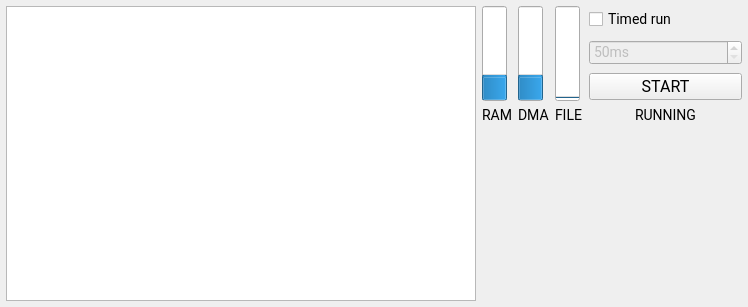
Before: the Qt Designer form PrimaryControls.ui in sevenreek/qtadqscope, drawn with Qt 5.
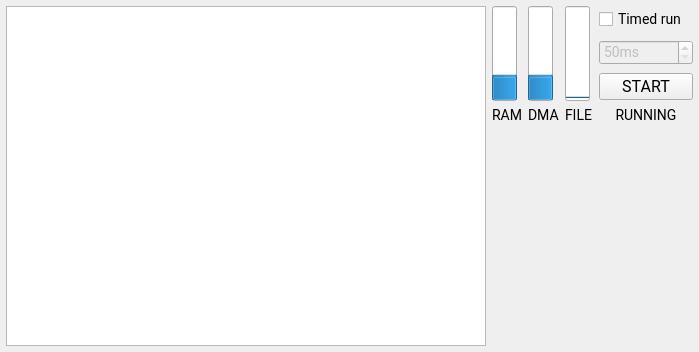
After: the same form once the commit is applied.

```diff
--- a/PrimaryControls.ui
+++ b/PrimaryControls.ui
@@ -6,8 +6,8 @@
    <rect>
     <x>0</x>
     <y>0</y>
-    <width>748</width>
-    <height>307</height>
+    <width>699</width>
+    <height>352</height>
    </rect>
   </property>
   <property name="font">
@@ -22,7 +22,7 @@
   <property name="styleSheet">
    <string notr="true">font-family: Roboto; font-size: 14px;</string>
   </property>
-  <layout class="QGridLayout" name="gridLayout_3">
+  <layout class="QHBoxLayout" name="horizontalLayout" stretch="7,1">
    <property name="leftMargin">
     <number>6</number>
    </property>
@@ -35,42 +35,12 @@
    <property name="bottomMargin">
     <number>6</number>
    </property>
-   <item row="1" column="6" rowspan="3">
-    <widget class="QProgressBar" name="dmaUsage">
-     <property name="value">
-      <number>24</number>
-     </property>
-     <property name="orientation">
-      <enum>Qt::Vertical</enum>
-     </property>
-     <property name="textDirection">
-      <enum>QProgressBar::TopToBottom</enum>
-     </property>
-    </widget>
-   </item>
-   <item row="1" column="9">
-    <widget class="QCheckBox" name="timedRunCheckbox">
-     <property name="text">
-      <string>Timed run</string>
-     </property>
-    </widget>
-   </item>
-   <item row="4" column="6">
-    <widget class="QLabel" name="label_14">
-     <property name="text">
-      <string>DMA</string>
-     </property>
-     <property name="alignment">
-      <set>Qt::AlignLeading|Qt::AlignLeft|Qt::AlignTop</set>
-     </property>
-    </widget>
-   </item>
-   <item row="1" column="2" rowspan="4" colspan="3">
+   <item>
     <widget class="QTextBrowser" name="notificationsTextArea">
      <property name="sizePolicy">
       <sizepolicy hsizetype="Expanding" vsizetype="Expanding">
        <horstretch>0</horstretch>
-       <verstretch>1</verstretch>
+       <verstretch>0</verstretch>
       </sizepolicy>
      </property>
      <property name="font">
@@ -81,36 +51,25 @@
      </property>
     </widget>
    </item>
-   <item row="1" column="8" rowspan="3">
-    <widget class="QProgressBar" name="FileFillStatus">
-     <property name="maximum">
-      <number>100</number>
-     </property>
-     <property name="value">
-      <number>0</number>
-     </property>
-     <property name="orientation">
-      <enum>Qt::Vertical</enum>
-     </property>
-    </widget>
-   </item>
-   <item row="4" column="9">
-    <widget class="QLabel" name="streamStatusLabel">
+   <item>
+    <layout class="QGridLayout" name="gridLayout">
+     <item row="2" column="3">
+      <widget class="QPushButton" name="streamStartStopButton">
      <property name="font">
       <font>
        <family>Roboto</family>
        <pointsize>-1</pointsize>
       </font>
      </property>
+       <property name="styleSheet">
+        <string notr="true">font-family: Roboto; font-size: 16px;</string>
+       </property>
      <property name="text">
-      <string>RUNNING</string>
-     </property>
-     <property name="alignment">
-      <set>Qt::AlignHCenter|Qt::AlignTop</set>
+        <string>START</string>
      </property>
     </widget>
    </item>
-   <item row="2" column="9">
+     <item row="1" column="3">
     <widget class="QSpinBox" name="timedRunValue">
      <property name="enabled">
       <bool>false</bool>
@@ -129,33 +88,14 @@
      </property>
     </widget>
    </item>
-   <item row="3" column="9">
-    <widget class="QPushButton" name="streamStartStopButton">
-     <property name="font">
-      <font>
-       <family>Roboto</family>
-       <pointsize>-1</pointsize>
-      </font>
-     </property>
-     <property name="styleSheet">
-      <string notr="true">font-family: Roboto; font-size: 16px;</string>
-     </property>
+     <item row="0" column="3">
+      <widget class="QCheckBox" name="timedRunCheckbox">
      <property name="text">
-      <string>START</string>
+        <string>Timed run</string>
      </property>
     </widget>
    </item>
-   <item row="4" column="5">
-    <widget class="QLabel" name="label_13">
-     <property name="text">
-      <string>RAM</string>
-     </property>
-     <property name="alignment">
-      <set>Qt::AlignLeading|Qt::AlignLeft|Qt::AlignTop</set>
-     </property>
-    </widget>
-   </item>
-   <item row="4" column="8">
+     <item row="3" column="2">
     <widget class="QLabel" name="label_15">
      <property name="text">
       <string>FILE</string>
@@ -165,7 +105,69 @@
      </property>
     </widget>
    </item>
-   <item row="1" column="5" rowspan="3">
+     <item row="3" column="1">
+      <widget class="QLabel" name="label_14">
+       <property name="text">
+        <string>DMA</string>
+       </property>
+       <property name="alignment">
+        <set>Qt::AlignLeading|Qt::AlignLeft|Qt::AlignTop</set>
+       </property>
+      </widget>
+     </item>
+     <item row="3" column="0">
+      <widget class="QLabel" name="label_13">
+       <property name="text">
+        <string>RAM</string>
+       </property>
+       <property name="alignment">
+        <set>Qt::AlignLeading|Qt::AlignLeft|Qt::AlignTop</set>
+       </property>
+      </widget>
+     </item>
+     <item row="3" column="3">
+      <widget class="QLabel" name="streamStatusLabel">
+       <property name="font">
+        <font>
+         <family>Roboto</family>
+         <pointsize>-1</pointsize>
+        </font>
+       </property>
+       <property name="text">
+        <string>RUNNING</string>
+       </property>
+       <property name="alignment">
+        <set>Qt::AlignHCenter|Qt::AlignTop</set>
+       </property>
+      </widget>
+     </item>
+     <item row="0" column="2" rowspan="3">
+      <widget class="QProgressBar" name="FileFillStatus">
+       <property name="maximum">
+        <number>100</number>
+       </property>
+       <property name="value">
+        <number>0</number>
+       </property>
+       <property name="orientation">
+        <enum>Qt::Vertical</enum>
+       </property>
+      </widget>
+     </item>
+     <item row="0" column="1" rowspan="3">
+      <widget class="QProgressBar" name="dmaUsage">
+       <property name="value">
+        <number>24</number>
+       </property>
+       <property name="orientation">
+        <enum>Qt::Vertical</enum>
+       </property>
+       <property name="textDirection">
+        <enum>QProgressBar::TopToBottom</enum>
+       </property>
+      </widget>
+     </item>
+     <item row="0" column="0" rowspan="3">
     <widget class="QProgressBar" name="RAMFillStatus">
      <property name="maximum">
       <number>100</number>
@@ -177,6 +179,8 @@
       <enum>Qt::Vertical</enum>
      </property>
     </widget>
+     </item>
+    </layout>
    </item>
   </layout>
  </widget>
```
Lines whose indentation alone changed are shown as unchanged.
